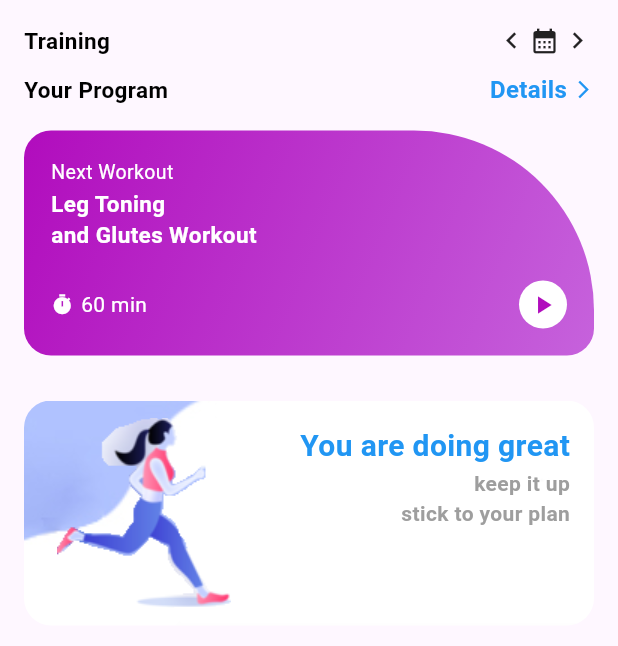
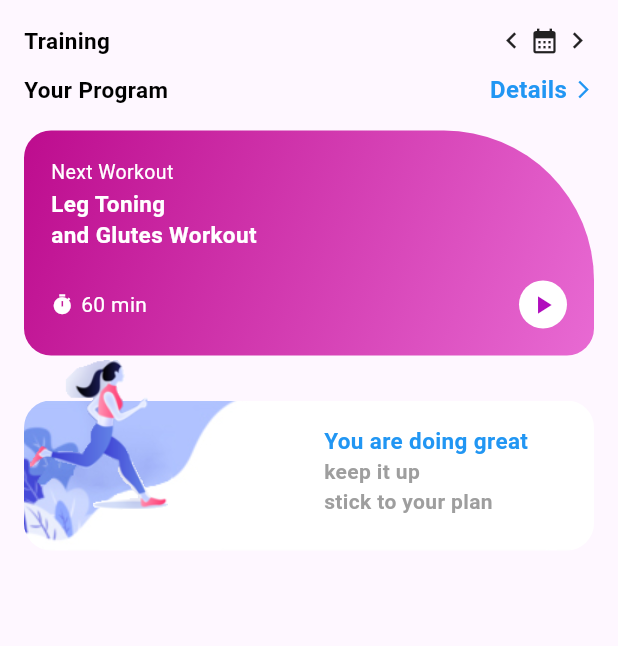
Before and after one commit to Neomap2006/TugasLayoutFlutter, a Flutter app: the screen it shows after launch, on a phone screen of 412 x 824 dp. Shown: the top 646 px of the screen. Run offline on Flutter 3.47's test engine with Material 3 defaults, Android fonts, the phone set to English and light mode, and no system bars.

Commit message:
update setelah 15 menit

```diff
--- a/lib/tugas/Quiz.dart
+++ b/lib/tugas/Quiz.dart
@@ -63,13 +63,13 @@ class Layout extends StatelessWidget {
                   borderRadius: const BorderRadius.only(
                     bottomLeft: Radius.circular(18),
                     topLeft: Radius.circular(18),
-                    topRight: Radius.circular(120),
+                    topRight: Radius.circular(100),
                     bottomRight: Radius.circular(18),
                   ),
                   gradient: const LinearGradient(
                     colors: [
-                      Color.fromARGB(255, 177, 12, 189),
-                      Color.fromARGB(255, 198, 98, 220),
+                      Color.fromARGB(255, 189, 12, 142),
+                      Color.fromARGB(255, 232, 106, 211),
                     ],
                     begin: Alignment.topLeft,
                     end: Alignment.bottomRight,
@@ -128,9 +128,10 @@ class Layout extends StatelessWidget {
               ),
               const SizedBox(height: 30),
               Stack(
+                clipBehavior: Clip.none,
                 children: [
                   Container(
-                    height: 150,
+                    height: 100,
                     width: 450,
                     decoration: BoxDecoration(
                       borderRadius: BorderRadius.circular(18),
@@ -148,24 +149,25 @@ class Layout extends StatelessWidget {
                     ),
                   ),
                   Positioned(
-                    left: 5,
+                    top: -27,
+                    left: 0,
                     child: Image.asset(
                       "Gambar/figure1.png",
-                      height: 150,
-                      width: 150,
+                      height: 100,
+                      width: 100,
                     ),
                   ),
                   Positioned(
                     top: 16,
-                    right: 16,
+                    left: 200,
                     child: Column(
-                      crossAxisAlignment: CrossAxisAlignment.end,
+                      crossAxisAlignment: CrossAxisAlignment.start,
                       children: const [
                         Text(
                           "You are doing great",
                           style: TextStyle(
                             color: Colors.blue,
-                            fontSize: 20,
+                            fontSize: 15,
                             fontWeight: FontWeight.bold,
                           ),
                         ),
```
